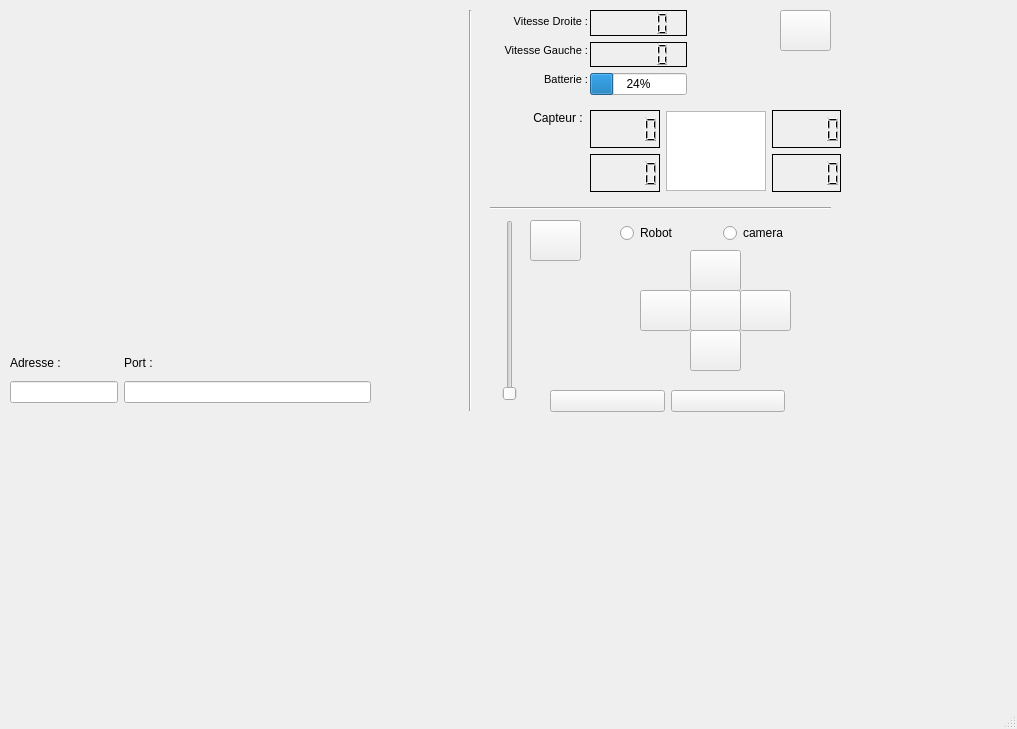
Qt form mainwindow.ui (theault/WifiBot) before a commit.
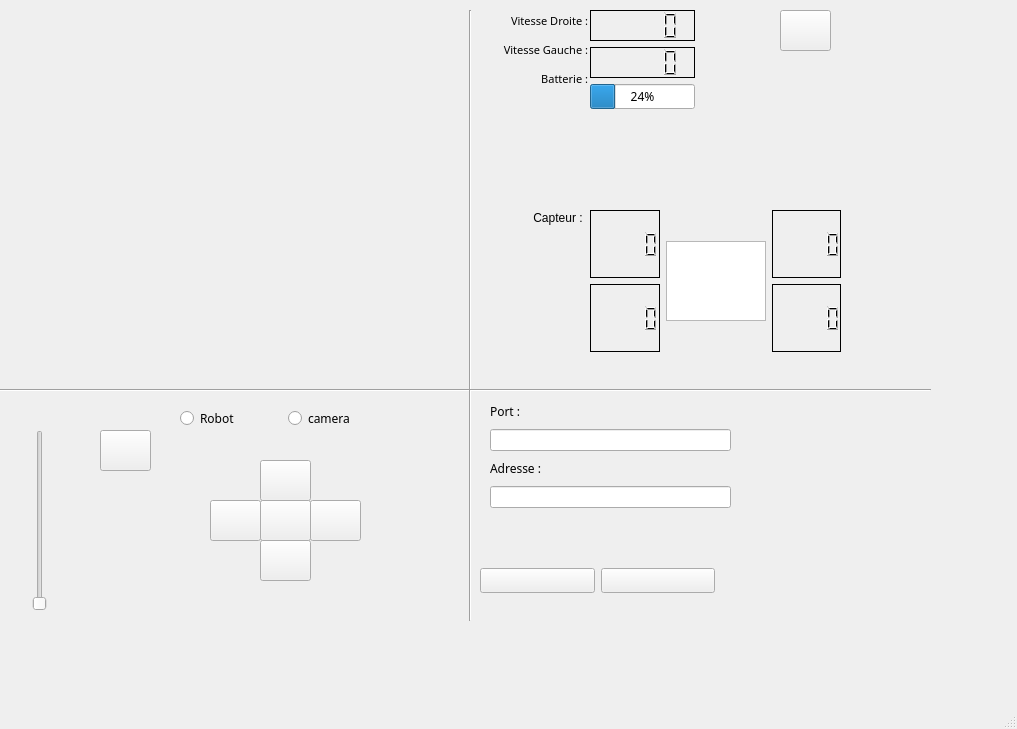
The same form after that commit. Icons and pictures are not drawn.

Diff of the .ui file:
```diff
--- a/mainwindow.ui
+++ b/mainwindow.ui
@@ -26,6 +26,11 @@
     <layout class="QVBoxLayout" name="verticalLayout">
      <item>
       <widget class="QLabel" name="label">
+       <property name="font">
+        <font>
+         <family>Purisa</family>
+        </font>
+       </property>
        <property name="text">
         <string>&lt;!DOCTYPE HTML PUBLIC &quot;-//W3C//DTD HTML 4.0//EN&quot; &quot;http://www.w3.org/TR/REC-html40/strict.dtd&quot;&gt;
 &lt;html&gt;&lt;head&gt;&lt;meta name=&quot;qrichtext&quot; content=&quot;1&quot; /&gt;&lt;style type=&quot;text/css&quot;&gt;
@@ -37,6 +42,17 @@
      </item>
      <item>
       <widget class="QLabel" name="label_2">
+       <property name="sizePolicy">
+        <sizepolicy hsizetype="Ignored" vsizetype="Ignored">
+         <horstretch>0</horstretch>
+         <verstretch>0</verstretch>
+        </sizepolicy>
+       </property>
+       <property name="font">
+        <font>
+         <family>Purisa</family>
+        </font>
+       </property>
        <property name="text">
         <string>&lt;!DOCTYPE HTML PUBLIC &quot;-//W3C//DTD HTML 4.0//EN&quot; &quot;http://www.w3.org/TR/REC-html40/strict.dtd&quot;&gt;
 &lt;html&gt;&lt;head&gt;&lt;meta name=&quot;qrichtext&quot; content=&quot;1&quot; /&gt;&lt;style type=&quot;text/css&quot;&gt;
@@ -48,6 +64,11 @@
      </item>
      <item>
       <widget class="QLabel" name="label_3">
+       <property name="font">
+        <font>
+         <family>Purisa</family>
+        </font>
+       </property>
        <property name="text">
         <string>&lt;!DOCTYPE HTML PUBLIC &quot;-//W3C//DTD HTML 4.0//EN&quot; &quot;http://www.w3.org/TR/REC-html40/strict.dtd&quot;&gt;
 &lt;html&gt;&lt;head&gt;&lt;meta name=&quot;qrichtext&quot; content=&quot;1&quot; /&gt;&lt;style type=&quot;text/css&quot;&gt;
@@ -63,7 +84,7 @@
     <property name="geometry">
      <rect>
       <x>530</x>
-      <y>110</y>
+      <y>210</y>
       <width>61</width>
       <height>16</height>
      </rect>
@@ -76,9 +97,9 @@
     <property name="geometry">
      <rect>
       <x>590</x>
-      <y>110</y>
+      <y>210</y>
       <width>251</width>
-      <height>82</height>
+      <height>142</height>
      </rect>
     </property>
     <layout class="QHBoxLayout" name="horizontalLayout_3">
@@ -86,6 +107,11 @@
       <layout class="QVBoxLayout" name="verticalLayout_4">
        <item>
         <widget class="QLCDNumber" name="capFL">
+         <property name="font">
+          <font>
+           <family>Purisa</family>
+          </font>
+         </property>
          <property name="cursor">
           <cursorShape>BlankCursor</cursorShape>
          </property>
@@ -96,6 +122,11 @@
        </item>
        <item>
         <widget class="QLCDNumber" name="capBL">
+         <property name="font">
+          <font>
+           <family>Purisa</family>
+          </font>
+         </property>
          <property name="cursor">
           <cursorShape>BlankCursor</cursorShape>
          </property>
@@ -148,6 +179,11 @@
       <layout class="QVBoxLayout" name="verticalLayout_3">
        <item>
         <widget class="QLCDNumber" name="capFR">
+         <property name="font">
+          <font>
+           <family>Purisa</family>
+          </font>
+         </property>
          <property name="cursor">
           <cursorShape>BlankCursor</cursorShape>
          </property>
@@ -158,6 +194,11 @@
        </item>
        <item>
         <widget class="QLCDNumber" name="capBR">
+         <property name="font">
+          <font>
+           <family>Purisa</family>
+          </font>
+         </property>
          <property name="cursor">
           <cursorShape>BlankCursor</cursorShape>
          </property>
@@ -190,12 +231,17 @@
    <widget class="QPushButton" name="Help">
     <property name="geometry">
      <rect>
-      <x>530</x>
-      <y>220</y>
+      <x>100</x>
+      <y>430</y>
       <width>51</width>
       <height>41</height>
      </rect>
     </property>
+    <property name="font">
+     <font>
+      <family>Purisa</family>
+     </font>
+    </property>
     <property name="text">
      <string/>
     </property>
@@ -215,13 +261,18 @@
      <rect>
       <x>590</x>
       <y>10</y>
-      <width>97</width>
-      <height>85</height>
+      <width>105</width>
+      <height>99</height>
      </rect>
     </property>
     <layout class="QVBoxLayout" name="verticalLayout_2">
      <item>
       <widget class="QLCDNumber" name="VitD">
+       <property name="font">
+        <font>
+         <family>Purisa</family>
+        </font>
+       </property>
        <property name="cursor">
         <cursorShape>BlankCursor</cursorShape>
        </property>
@@ -232,6 +283,11 @@
      </item>
      <item>
       <widget class="QLCDNumber" name="VitG">
+       <property name="font">
+        <font>
+         <family>Purisa</family>
+        </font>
+       </property>
        <property name="cursor">
         <cursorShape>BlankCursor</cursorShape>
        </property>
@@ -242,6 +298,11 @@
      </item>
      <item>
       <widget class="QProgressBar" name="progressBar">
+       <property name="font">
+        <font>
+         <family>Purisa</family>
+        </font>
+       </property>
        <property name="maximum">
         <number>100</number>
        </property>
@@ -255,57 +316,30 @@
    <widget class="Line" name="line">
     <property name="geometry">
      <rect>
-      <x>490</x>
-      <y>200</y>
-      <width>341</width>
-      <height>16</height>
+      <x>0</x>
+      <y>380</y>
+      <width>471</width>
+      <height>20</height>
      </rect>
     </property>
     <property name="orientation">
      <enum>Qt::Horizontal</enum>
     </property>
    </widget>
-   <widget class="QWidget" name="layoutWidget_4">
-    <property name="geometry">
-     <rect>
-      <x>10</x>
-      <y>350</y>
-      <width>361</width>
-      <height>53</height>
-     </rect>
-    </property>
-    <layout class="QGridLayout" name="gridLayout">
-     <item row="0" column="0">
-      <widget class="QLabel" name="add">
-       <property name="text">
-        <string>Adresse :</string>
-       </property>
-      </widget>
-     </item>
-     <item row="1" column="0" colspan="2">
-      <widget class="QLineEdit" name="Adresse"/>
-     </item>
-     <item row="0" column="2">
-      <widget class="QLabel" name="po">
-       <property name="text">
-        <string>Port :</string>
-       </property>
-      </widget>
-     </item>
-     <item row="1" column="2">
-      <widget class="QLineEdit" name="Port"/>
-     </item>
-    </layout>
-   </widget>
    <widget class="QPushButton" name="reculer">
     <property name="geometry">
      <rect>
-      <x>690</x>
-      <y>330</y>
+      <x>260</x>
+      <y>540</y>
       <width>51</width>
       <height>41</height>
      </rect>
     </property>
+    <property name="font">
+     <font>
+      <family>Purisa</family>
+     </font>
+    </property>
     <property name="text">
      <string/>
     </property>
@@ -323,15 +357,20 @@
    <widget class="QWidget" name="layoutWidget_5">
     <property name="geometry">
      <rect>
-      <x>620</x>
-      <y>220</y>
-      <width>200</width>
-      <height>26</height>
+      <x>180</x>
+      <y>400</y>
+      <width>210</width>
+      <height>38</height>
      </rect>
     </property>
     <layout class="QHBoxLayout" name="horizontalLayout_2">
      <item>
       <widget class="QRadioButton" name="robot">
+       <property name="font">
+        <font>
+         <family>Purisa</family>
+        </font>
+       </property>
        <property name="text">
         <string>Robot</string>
        </property>
@@ -343,6 +382,11 @@
      </item>
      <item>
       <widget class="QRadioButton" name="cam">
+       <property name="font">
+        <font>
+         <family>Purisa</family>
+        </font>
+       </property>
        <property name="text">
         <string>camera</string>
        </property>
@@ -357,12 +401,17 @@
    <widget class="QPushButton" name="resetcam">
     <property name="geometry">
      <rect>
-      <x>690</x>
-      <y>290</y>
+      <x>260</x>
+      <y>500</y>
       <width>51</width>
       <height>41</height>
      </rect>
     </property>
+    <property name="font">
+     <font>
+      <family>Purisa</family>
+     </font>
+    </property>
     <property name="text">
      <string/>
     </property>
@@ -380,12 +429,17 @@
    <widget class="QPushButton" name="gauche">
     <property name="geometry">
      <rect>
-      <x>640</x>
-      <y>290</y>
+      <x>210</x>
+      <y>500</y>
       <width>51</width>
       <height>41</height>
      </rect>
     </property>
+    <property name="font">
+     <font>
+      <family>Purisa</family>
+     </font>
+    </property>
     <property name="text">
      <string/>
     </property>
@@ -403,12 +457,17 @@
    <widget class="QPushButton" name="droit">
     <property name="geometry">
      <rect>
-      <x>740</x>
-      <y>290</y>
+      <x>310</x>
+      <y>500</y>
       <width>51</width>
       <height>41</height>
      </rect>
     </property>
+    <property name="font">
+     <font>
+      <family>Purisa</family>
+     </font>
+    </property>
     <property name="text">
      <string/>
     </property>
@@ -426,12 +485,17 @@
    <widget class="QPushButton" name="Avancer">
     <property name="geometry">
      <rect>
-      <x>690</x>
-      <y>250</y>
+      <x>260</x>
+      <y>460</y>
       <width>51</width>
       <height>41</height>
      </rect>
     </property>
+    <property name="font">
+     <font>
+      <family>Purisa</family>
+     </font>
+    </property>
     <property name="toolTip">
      <string>&lt;!DOCTYPE HTML PUBLIC &quot;-//W3C//DTD HTML 4.0//EN&quot; &quot;http://www.w3.org/TR/REC-html40/strict.dtd&quot;&gt;
 &lt;html&gt;&lt;head&gt;&lt;meta name=&quot;qrichtext&quot; content=&quot;1&quot; /&gt;&lt;style type=&quot;text/css&quot;&gt;
@@ -456,8 +520,8 @@
    <widget class="QWidget" name="layoutWidget_6">
     <property name="geometry">
      <rect>
-      <x>550</x>
-      <y>380</y>
+      <x>480</x>
+      <y>560</y>
       <width>271</width>
       <height>42</height>
      </rect>
@@ -465,6 +529,11 @@
     <layout class="QHBoxLayout" name="horizontalLayout">
      <item>
       <widget class="QPushButton" name="Connexion">
+       <property name="font">
+        <font>
+         <family>Purisa</family>
+        </font>
+       </property>
        <property name="toolTip">
         <string extracomment="connexion"/>
        </property>
@@ -485,6 +554,11 @@
      </item>
      <item>
       <widget class="QPushButton" name="Deconnexion">
+       <property name="font">
+        <font>
+         <family>Purisa</family>
+        </font>
+       </property>
        <property name="toolTip">
         <string extracomment="deconnexion"/>
        </property>
@@ -524,7 +598,7 @@
       <x>460</x>
       <y>10</y>
       <width>20</width>
-      <height>401</height>
+      <height>611</height>
      </rect>
     </property>
     <property name="orientation">
@@ -534,8 +608,8 @@
    <widget class="QSlider" name="Speed">
     <property name="geometry">
      <rect>
-      <x>500</x>
-      <y>220</y>
+      <x>30</x>
+      <y>430</y>
       <width>19</width>
       <height>181</height>
      </rect>
@@ -544,6 +618,113 @@
      <enum>Qt::Vertical</enum>
     </property>
    </widget>
+   <widget class="Line" name="line_3">
+    <property name="geometry">
+     <rect>
+      <x>470</x>
+      <y>380</y>
+      <width>461</width>
+      <height>20</height>
+     </rect>
+    </property>
+    <property name="orientation">
+     <enum>Qt::Horizontal</enum>
+    </property>
+   </widget>
+   <widget class="QWidget" name="">
+    <property name="geometry">
+     <rect>
+      <x>490</x>
+      <y>400</y>
+      <width>241</width>
+      <height>108</height>
+     </rect>
+    </property>
+    <layout class="QVBoxLayout" name="verticalLayout_5">
+     <item>
+      <widget class="QLabel" name="po">
+       <property name="sizePolicy">
+        <sizepolicy hsizetype="Expanding" vsizetype="Ignored">
+         <horstretch>0</horstretch>
+         <verstretch>0</verstretch>
+        </sizepolicy>
+       </property>
+       <property name="font">
+        <font>
+         <family>Purisa</family>
+         <kerning>true</kerning>
+        </font>
+       </property>
+       <property name="focusPolicy">
+        <enum>Qt::StrongFocus</enum>
+       </property>
+       <property name="text">
+        <string>Port :</string>
+       </property>
+      </widget>
+     </item>
+     <item>
+      <widget class="QLineEdit" name="Port">
+       <property name="sizePolicy">
+        <sizepolicy hsizetype="Expanding" vsizetype="Ignored">
+         <horstretch>0</horstretch>
+         <verstretch>0</verstretch>
+        </sizepolicy>
+       </property>
+       <property name="font">
+        <font>
+         <family>Purisa</family>
+         <kerning>true</kerning>
+        </font>
+       </property>
+       <property name="focusPolicy">
+        <enum>Qt::StrongFocus</enum>
+       </property>
+      </widget>
+     </item>
+     <item>
+      <widget class="QLabel" name="add">
+       <property name="sizePolicy">
+        <sizepolicy hsizetype="Expanding" vsizetype="Ignored">
+         <horstretch>0</horstretch>
+         <verstretch>0</verstretch>
+        </sizepolicy>
+       </property>
+       <property name="font">
+        <font>
+         <family>Purisa</family>
+         <kerning>true</kerning>
+        </font>
+       </property>
+       <property name="focusPolicy">
+        <enum>Qt::StrongFocus</enum>
+       </property>
+       <property name="text">
+        <string>Adresse :</string>
+       </property>
+      </widget>
+     </item>
+     <item>
+      <widget class="QLineEdit" name="Adresse">
+       <property name="sizePolicy">
+        <sizepolicy hsizetype="Expanding" vsizetype="Ignored">
+         <horstretch>0</horstretch>
+         <verstretch>0</verstretch>
+        </sizepolicy>
+       </property>
+       <property name="font">
+        <font>
+         <family>Purisa</family>
+         <kerning>true</kerning>
+        </font>
+       </property>
+       <property name="focusPolicy">
+        <enum>Qt::StrongFocus</enum>
+       </property>
+      </widget>
+     </item>
+    </layout>
+   </widget>
   </widget>
   <widget class="QMenuBar" name="menubar">
    <property name="geometry">
```
Left out of the diff: 25 changed lines with no effect on the pictures.
